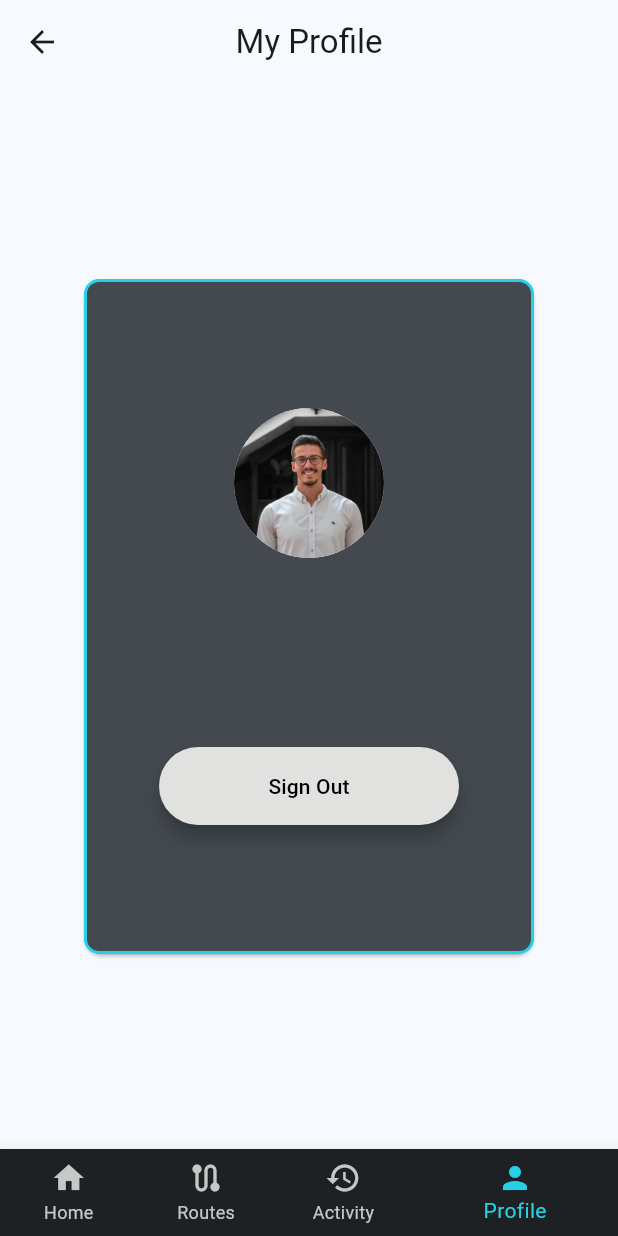
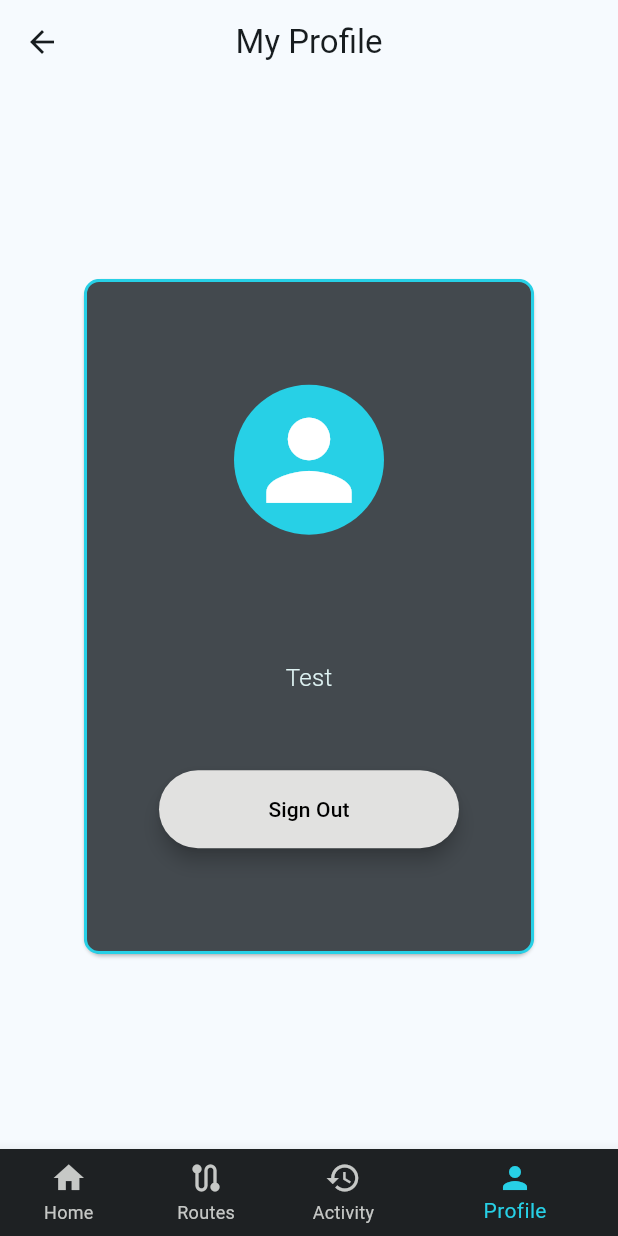
Before and after one commit to M-Abdelmegeed/Blue-Ride, a Flutter app: the Profile screen opened by its route, on a phone screen of 412 x 824 dp. Run offline on Flutter 3.47's test engine with Material 2 defaults, Android fonts, the phone set to English and light mode, and no system bars; our stand-ins replace cloud_firestore, firebase_auth, firebase_core, flutter_svg, google_maps_flutter, sqflite; accounts and stored records are empty.

Commit message:
Updated App icon and integrated firestore

```diff
--- a/lib/components/routesCard.dart
+++ b/lib/components/routesCard.dart
@@ -27,7 +27,9 @@ class CustomCard extends StatelessWidget {
         child: Container(
           padding: const EdgeInsets.all(12),
           decoration: BoxDecoration(
-            color: AppColors.primaryColorLight,
+            color: from == 'ASU'
+                ? AppColors.primaryColorLight
+                : Color.fromARGB(255, 0, 0, 0),
             borderRadius: BorderRadius.circular(12),
           ),
           width: double.infinity,
@@ -136,7 +138,7 @@ class CustomCard extends StatelessWidget {
                     style: const TextStyle(color: Colors.white, fontSize: 15),
                   ),
                   const SizedBox(
-                    width: 132,
+                    width: 130,
                   ),
                   const Icon(
                     Icons.monetization_on_outlined,
--- a/lib/pages/profile.dart
+++ b/lib/pages/profile.dart
@@ -2,6 +2,7 @@ import 'package:flutter/material.dart';
 import '../style/colors.dart';
 import '../navbar.dart';
 import 'package:firebase_auth/firebase_auth.dart';
+import 'package:cloud_firestore/cloud_firestore.dart';
 
 class Profile extends StatefulWidget {
   const Profile({Key? key}) : super(key: key);
@@ -13,11 +14,29 @@ class Profile extends StatefulWidget {
 class _ProfileState extends State<Profile> {
   FirebaseAuth _auth = FirebaseAuth.instance;
   User? _user;
+  Map<String, dynamic> userDocument = {};
 
   @override
   void initState() {
     super.initState();
     _user = _auth.currentUser;
+  }
+
+  Future<Map<String, dynamic>?> getUserProfileData(String uid) async {
+    try {
+      CollectionReference users =
+          FirebaseFirestore.instance.collection('Users');
+      DocumentSnapshot userDocument = await users.doc(uid).get();
+      if (userDocument.exists) {
+        return userDocument.data() as Map<String, dynamic>;
+      } else {
+        print('User profile data not found for UID: $uid');
+        return null;
+      }
+    } catch (e) {
+      print('Error retrieving user profile data: $e');
+      return null;
+    }
   }
 
   int _currentIndex = 3;
@@ -49,11 +68,14 @@ class _ProfileState extends State<Profile> {
               mainAxisSize: MainAxisSize.min,
               children: [
                 CircleAvatar(
-                  backgroundColor: Colors.white,
-                  radius: 50, // Adjust the radius as needed
-                  backgroundImage: AssetImage(
-                      'images/Abdelmegeed.jpeg'), // Replace with your user icon
-                ),
+                    backgroundColor: AppColors.secondaryColor,
+                    radius: 50,
+                    child: Icon(
+                      Icons.person, // Replace with the desired icon
+                      size: 85,
+                      color:
+                          Colors.white, // Replace with the desired icon color
+                    )),
                 SizedBox(height: 16),
                 Text(
                   '${_user!.displayName}',
@@ -70,6 +92,15 @@ class _ProfileState extends State<Profile> {
                       fontWeight: FontWeight.w300,
                       color: AppColors.textColor),
                 ),
+                SizedBox(height: 8),
+                Text(
+                  // '${userDocument['phoneNumber']}',
+                  'Test',
+                  style: TextStyle(
+                      fontSize: 16,
+                      fontWeight: FontWeight.w300,
+                      color: AppColors.textColor),
+                ),
                 SizedBox(height: 50),
                 ElevatedButton(
                   style: ElevatedButton.styleFrom(
@@ -81,7 +112,7 @@ class _ProfileState extends State<Profile> {
                       elevation: 5, // Elevation
                       minimumSize: Size(200, 10)),
                   onPressed: () async {
-                    // Implement sign-out logic
+                    // SQL Query to remove the user from the local db
                     await FirebaseAuth.instance.signOut();
                     Navigator.pushReplacementNamed(context, '/login');
                   },
--- a/pubspec.yaml
+++ b/pubspec.yaml
@@ -35,6 +35,7 @@ dependencies:
   flutter_svg: ^2.0.9
   google_maps_flutter: ^2.5.0
   cloud_firestore: ^4.13.2
+  sqflite: ^2.3.0
   # firebase_storage: ^11.4.1
 
   # The following adds the Cupertino Icons font to your application.
```
Also changed, not shown: lib/firebase/firebase_auth_services.dart (+11 -2 lines), lib/pages/homepage.dart (+0 -9 lines), lib/pages/main.dart (+6 -1 lines), lib/pages/signup.dart (+27 -1 lines), lib/sqlite/sqflite.dart (added, +66 -0 lines), pubspec.lock, 7 other files.
